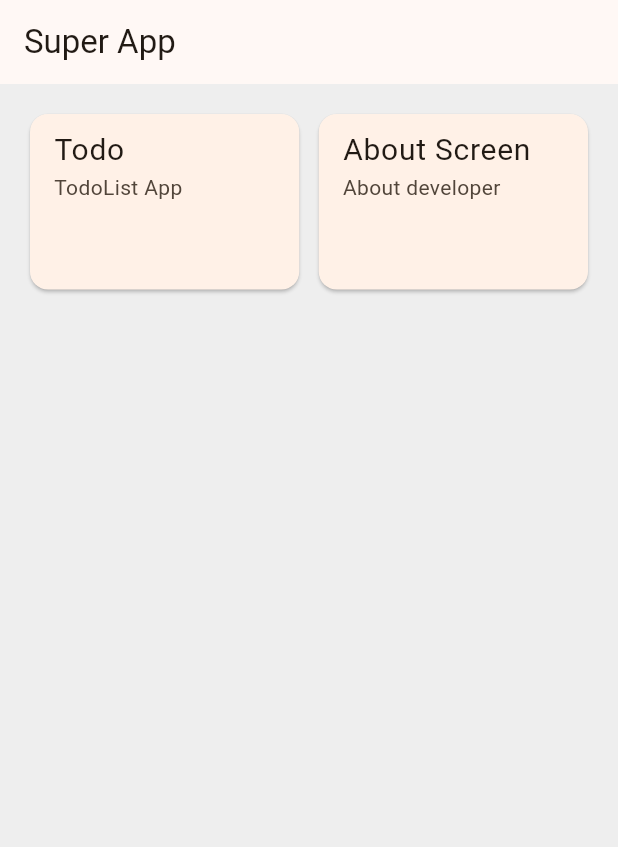
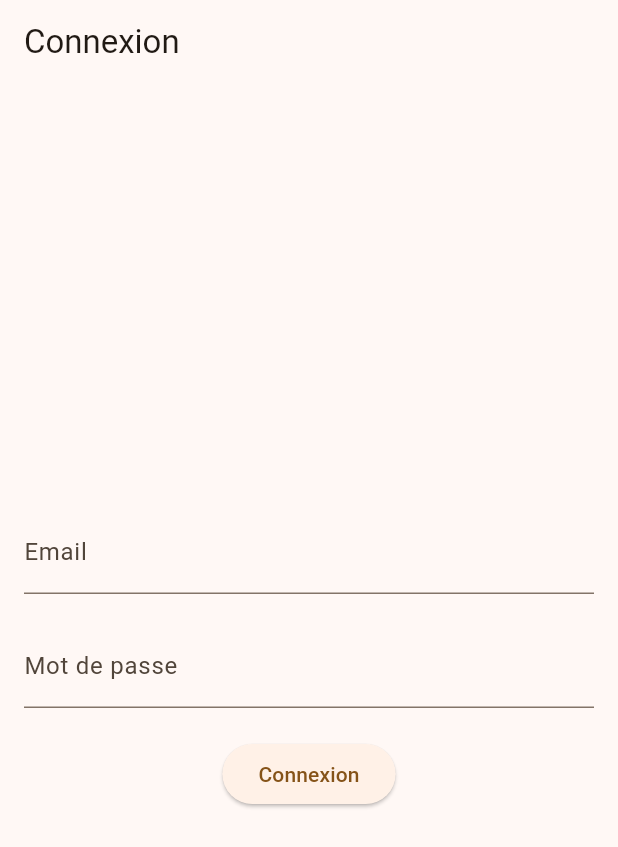
Before and after one commit to feyroozecode/todo-clean-app, a Flutter app: the screen it shows after launch, on a phone screen of 412 x 824 dp. Shown: the top 847 px of the screen. Run offline on Flutter 3.47's test engine with Material 3 defaults, Android fonts, the phone set to English and light mode, and no system bars.

Commit message:
inpl sigin screen

```diff
--- a/lib/main.dart
+++ b/lib/main.dart
@@ -1,6 +1,5 @@
 import 'package:flutter/material.dart';
-import 'package:todolistapp/screens/home_screen.dart';
-import 'package:todolistapp/screens/todo_screen.dart';
+import 'package:todolistapp/screens/signin_screen.dart';
 
 // lancement de l'app -> Dart lance l'application Flutter
 void main() => runApp(const App());
@@ -18,7 +17,7 @@ class App extends StatelessWidget {
         colorScheme: ColorScheme.fromSeed(seedColor: Colors.orange),
         useMaterial3: true,
       ),
-      home: const HomeScreen(),
+      home: const SigninScreen()
     );
   }
 }
--- a/lib/screens/home_screen.dart
+++ b/lib/screens/home_screen.dart
@@ -49,7 +49,8 @@ class _HomeScreenState extends State<HomeScreen> {
               onTap:(){
                 Navigator.push(
                   context,
-                  MaterialPageRoute(builder: (context) => dashboardItems[index].destination)
+                  MaterialPageRoute(
+                    builder: (context) => dashboardItems[index].destination)
                 );
               }  ,
               child:Card(
--- /dev/null
+++ b/lib/screens/signin_screen.dart
@@ -0,0 +1,87 @@
+import 'package:flutter/material.dart';
+
+import 'home_screen.dart';
+
+class SigninScreen extends StatefulWidget {
+  const SigninScreen({super.key});
+
+  @override
+  State<SigninScreen> createState() => _SigninScreenState();
+}
+
+class _SigninScreenState extends State<SigninScreen> {
+
+  final TextEditingController _emailController = TextEditingController();
+  final TextEditingController _passwordController = TextEditingController();
+
+  final String _emailError = 'Email invalide';
+  final String _passwordError = 'Mot de passe invalide';
+  final _formKey = GlobalKey<FormState>();
+
+
+  // handle connexion
+  Future<void> handleSignin() async {
+    if (_formKey.currentState!.validate()) {
+      if (_emailController.text.isEmpty && _passwordController.text.isEmpty) {
+        // Email et mot de passe vides
+        return;
+      }
+     else if(_emailController.text == "abc@gmail.com" && _passwordController.text == "123456"){
+        // Connexion réussie
+        // Redirection vers la page d'accueil
+        Navigator.pushReplacement(
+          context, MaterialPageRoute(
+            builder: (context) => const HomeScreen())
+        );
+      } else {
+        // Connexion échouée
+        // Afficher un message d'erreur
+        ScaffoldMessenger.of(context).showSnackBar(
+          const SnackBar(
+            content: Text('Email ou mot de passe incorrect'),
+          ),
+        );
+      }
+     }
+    }
+
+
+  @override
+  Widget build(BuildContext context) {
+    return Scaffold(
+      appBar: AppBar(
+        title: const Text('Connexion'),
+      ),
+      body: Padding(
+        padding: const EdgeInsets.all(16),
+        child: Center(
+        child: Column(
+          mainAxisAlignment: MainAxisAlignment.center,
+          crossAxisAlignment: CrossAxisAlignment.center,
+          children: [
+            TextFormField(
+              decoration: const InputDecoration(
+                labelText: 'Email',
+              ),
+            ),
+            const SizedBox(height: 20),
+            TextFormField(
+              decoration: const InputDecoration(
+                labelText: 'Mot de passe',
+              ),
+            ),
+            const SizedBox(height: 20),
+
+            ElevatedButton(
+              onPressed: () {
+                // Connexion
+              },
+              child: const Text('Connexion'),
+            ),
+          ],
+        )
+      ),
+      )
+    );
+  }
+}
```
